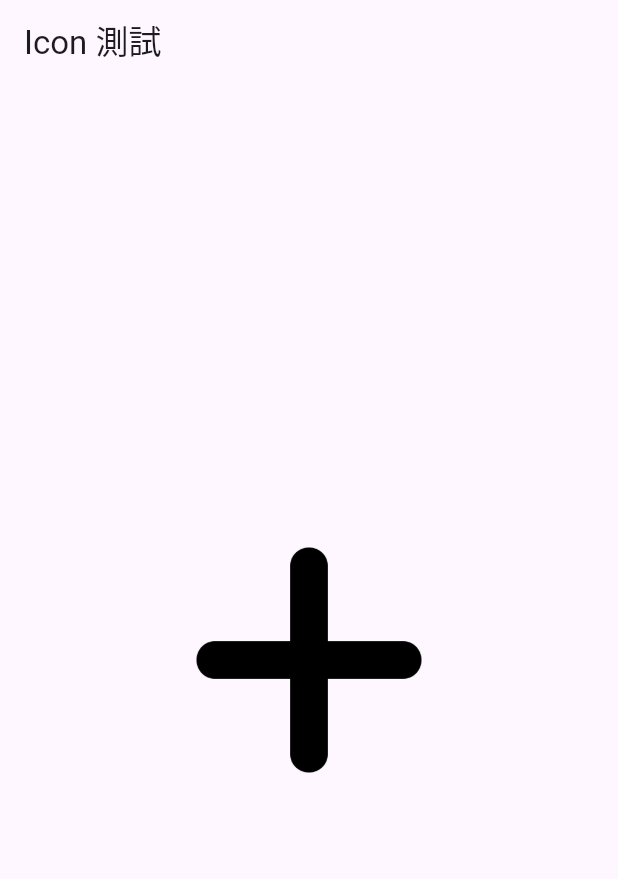
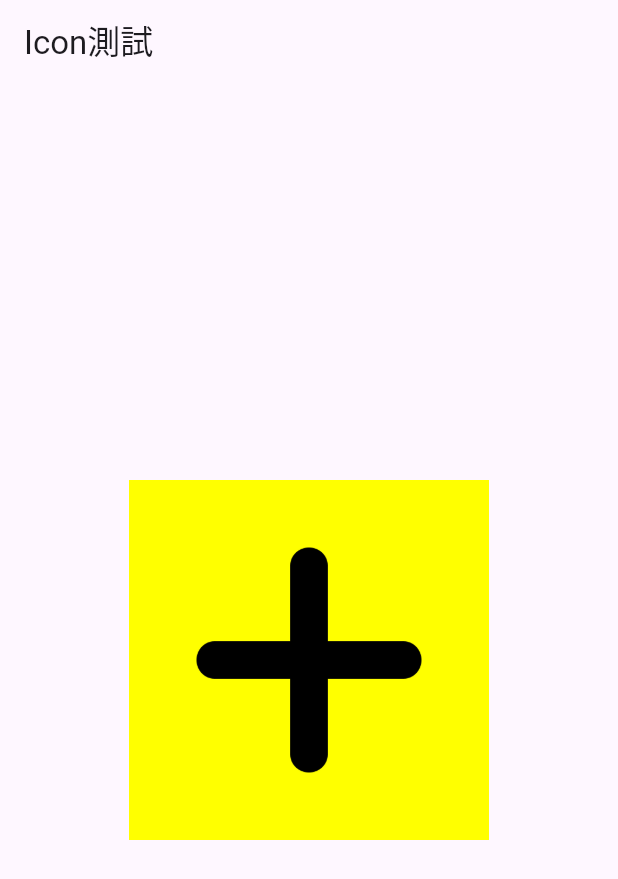
Before and after one commit to chiamin/multiplication_practice, a Flutter app: the screen it shows after launch, on a phone screen of 412 x 824 dp. Shown: the top 879 px of the screen. Run offline on Flutter 3.47's test engine with Material 3 defaults, Android fonts, the phone set to English and light mode, and no system bars; our stand-ins replace audioplayers.

Commit message:
Icon test with errorBuilder

```diff
--- a/lib/main.dart
+++ b/lib/main.dart
@@ -10,13 +10,32 @@ class TestIconApp extends StatelessWidget {
   @override
   Widget build(BuildContext context) {
     return MaterialApp(
+      debugShowCheckedModeBanner: false,
+      title: 'Icon 測試',
       home: Scaffold(
-        appBar: AppBar(title: const Text('Icon 測試')),
+        appBar: AppBar(
+          title: const Text('Icon測試'),
+        ),
         body: Center(
-          child: Image.asset(
-            'assets/icons/add.png',
-            width: 200,
-            height: 200,
+          child: Container(
+            width: 240,
+            height: 240,
+            color: Colors.yellowAccent, // 背景放超明顯
+            alignment: Alignment.center,
+            child: Image.asset(
+              'assets/icons/add.png',
+              width: 200,
+              height: 200,
+              fit: BoxFit.contain,
+              // 如果載圖失敗，會顯示一個紅色大錯誤 Icon
+              errorBuilder: (context, error, stackTrace) {
+                return const Icon(
+                  Icons.error,
+                  size: 200,
+                  color: Colors.red,
+                );
+              },
+            ),
           ),
         ),
       ),
```
Also changed, not shown: 4 other files.
